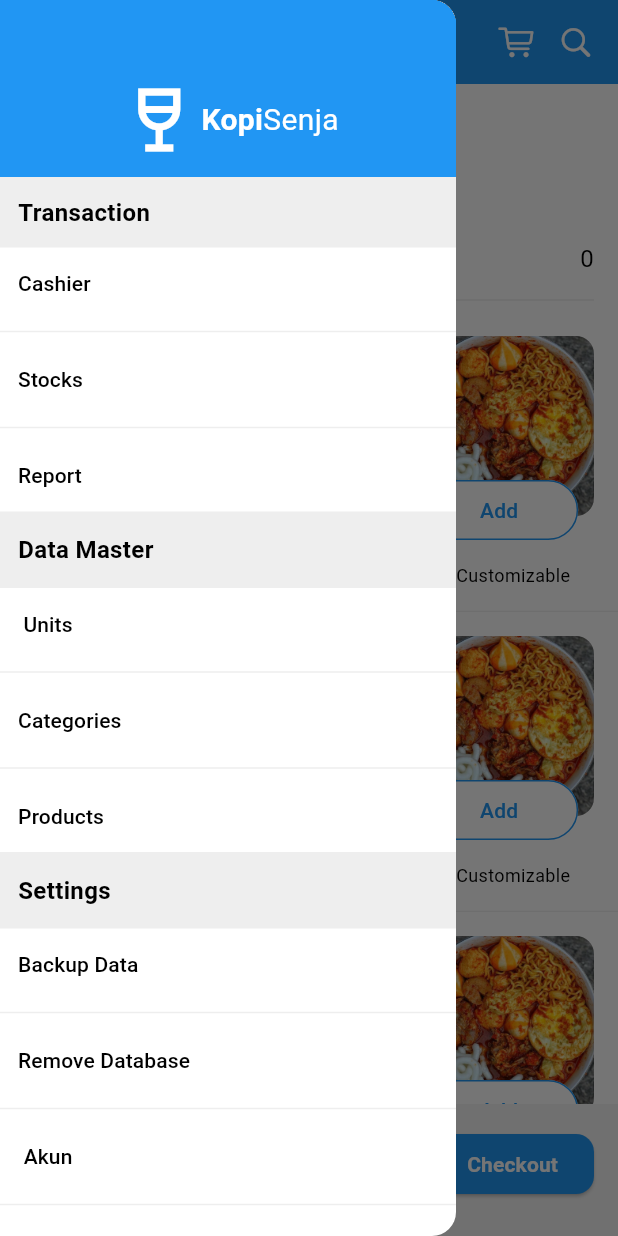
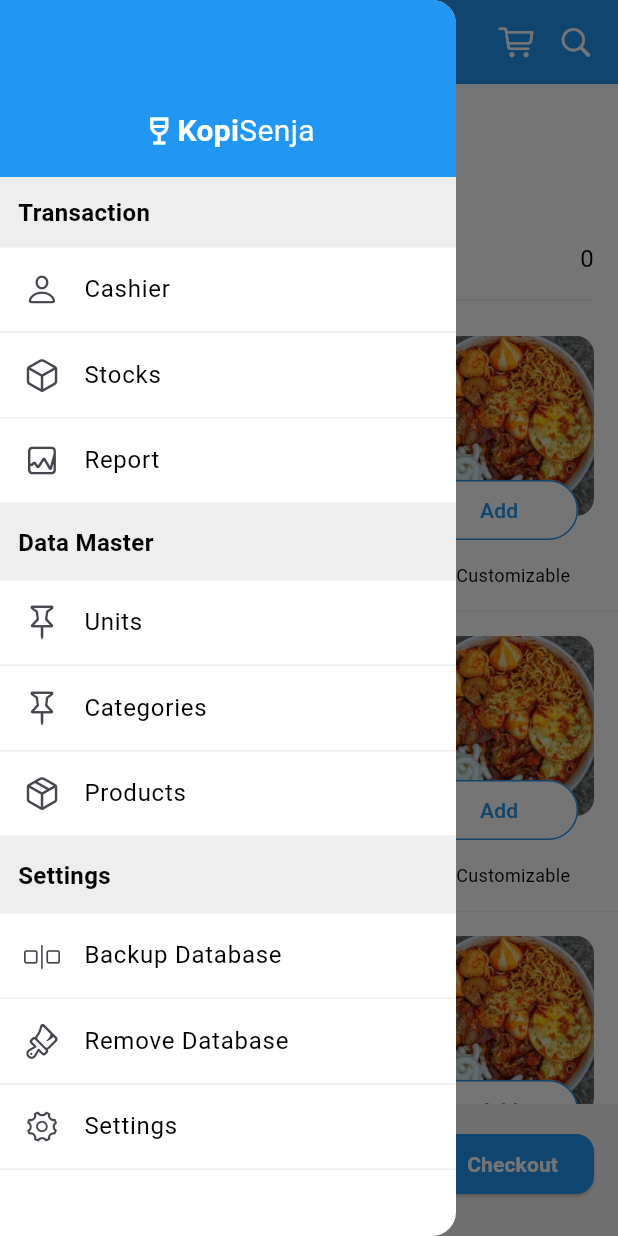
Before and after one commit to Saharoedin/Flutter-SQFLite, a Flutter app: the screen it shows after launch, with the side drawer open, on a phone screen of 412 x 824 dp. Run offline on Flutter 3.47's test engine with Material 3 defaults, Android fonts, the phone set to English and light mode, and no system bars; our stand-ins replace flutter_easyloading, get, sqflite; accounts and stored records are empty.

Commit message:
Update Drawer Custom

```diff
--- a/lib/app/widgets/drawer_custom.dart
+++ b/lib/app/widgets/drawer_custom.dart
@@ -1,3 +1,4 @@
+import 'package:flutter/cupertino.dart';
 import 'package:flutter/material.dart';
 import 'package:flutter_sqflite/app/data/helpers/db_helper.dart';
 import 'package:flutter_sqflite/app/routes/app_pages.dart';
@@ -16,14 +17,13 @@ class DrawerCustom extends StatelessWidget {
         crossAxisAlignment: CrossAxisAlignment.start,
         children: [
           Container(
-            padding: EdgeInsets.only(top: 52, bottom: 10),
+            padding: EdgeInsets.only(top: 73, bottom: 16),
             color: Colors.blue,
             child: Row(
               mainAxisAlignment: MainAxisAlignment.center,
               children: [
                 Icon(
                   Icons.wine_bar_outlined,
-                  size: 56,
                   color: Colors.white,
                 ),
                 Text(
@@ -47,12 +47,14 @@ class DrawerCustom extends StatelessWidget {
               ],
             ),
           ),
+          Expanded(
+            child: ListView(
+              shrinkWrap: true,
+              controller: ScrollController(),
+              children: [
                 Container(
                   width: Get.width,
-            padding: EdgeInsets.symmetric(
-              vertical: 12,
-              horizontal: 12,
-            ),
+                  padding: EdgeInsets.all(12),
                   color: Colors.grey.shade200,
                   child: Text(
                     'Transaction',
@@ -63,36 +65,57 @@ class DrawerCustom extends StatelessWidget {
                     ),
                   ),
                 ),
-          TextButton(
-            onPressed: () => Get.toNamed(Routes.CASHIER),
-            child: Text(
+                GestureDetector(
+                  onTap: () => Get.toNamed(Routes.CASHIER),
+                  child: ListTile(
+                    shape: Border(
+                      bottom: BorderSide(
+                        color: Colors.grey.shade200,
+                      ),
+                    ),
+                    contentPadding: EdgeInsets.only(left: 16),
+                    leading: Icon(CupertinoIcons.person),
+                    title: Text(
                       'Cashier',
                       style: TextStyle(
                         color: Colors.black,
                       ),
                     ),
                   ),
-          Divider(
+                ),
+                GestureDetector(
+                  onTap: () => Get.toNamed(Routes.STOCK),
+                  child: ListTile(
+                    shape: Border(
+                      bottom: BorderSide(
                         color: Colors.grey.shade200,
                       ),
-          TextButton(
-            onPressed: () => Get.toNamed(Routes.STOCK),
-            child: Text(
+                    ),
+                    contentPadding: EdgeInsets.only(left: 16),
+                    leading: Icon(CupertinoIcons.cube),
+                    title: Text(
                       'Stocks',
                       style: TextStyle(
                         color: Colors.black,
                       ),
                     ),
                   ),
-          Divider(
+                ),
+                GestureDetector(
+                  onTap: () => Get.toNamed(Routes.STOCK),
+                  child: ListTile(
+                    shape: Border(
+                      bottom: BorderSide(
                         color: Colors.grey.shade200,
                       ),
-          TextButton(
-            onPressed: () => Get.toNamed(Routes.REPORT),
-            child: Text(
+                    ),
+                    contentPadding: EdgeInsets.only(left: 16),
+                    leading: Icon(CupertinoIcons.graph_square),
+                    title: Text(
                       'Report',
                       style: TextStyle(
                         color: Colors.black,
+                      ),
                     ),
                   ),
                 ),
@@ -112,36 +135,57 @@ class DrawerCustom extends StatelessWidget {
                     ),
                   ),
                 ),
-          TextButton(
-            onPressed: () => Get.toNamed(Routes.UNIT),
-            child: Text(
+                GestureDetector(
+                  onTap: () => Get.toNamed(Routes.UNIT),
+                  child: ListTile(
+                    shape: Border(
+                      bottom: BorderSide(
+                        color: Colors.grey.shade200,
+                      ),
+                    ),
+                    contentPadding: EdgeInsets.only(left: 16),
+                    leading: Icon(CupertinoIcons.pin),
+                    title: Text(
                       'Units',
                       style: TextStyle(
                         color: Colors.black,
                       ),
                     ),
                   ),
-          Divider(
+                ),
+                GestureDetector(
+                  onTap: () => Get.toNamed(Routes.UNIT),
+                  child: ListTile(
+                    shape: Border(
+                      bottom: BorderSide(
                         color: Colors.grey.shade200,
                       ),
-          TextButton(
-            onPressed: () => Get.toNamed(Routes.CATEGORY),
-            child: Text(
+                    ),
+                    contentPadding: EdgeInsets.only(left: 16),
+                    leading: Icon(CupertinoIcons.pin),
+                    title: Text(
                       'Categories',
                       style: TextStyle(
                         color: Colors.black,
                       ),
                     ),
                   ),
-          Divider(
+                ),
+                GestureDetector(
+                  onTap: () => Get.toNamed(Routes.UNIT),
+                  child: ListTile(
+                    shape: Border(
+                      bottom: BorderSide(
                         color: Colors.grey.shade200,
                       ),
-          TextButton(
-            onPressed: () => Get.toNamed(Routes.PRODUCT),
-            child: Text(
+                    ),
+                    contentPadding: EdgeInsets.only(left: 16),
+                    leading: Icon(CupertinoIcons.cube_box),
+                    title: Text(
                       'Products',
                       style: TextStyle(
                         color: Colors.black,
+                      ),
                     ),
                   ),
                 ),
@@ -161,45 +205,62 @@ class DrawerCustom extends StatelessWidget {
                     ),
                   ),
                 ),
-          TextButton(
-            onPressed: () {
-              //
-            },
-            child: Text(
-              'Backup Data',
+                GestureDetector(
+                  onTap: () => Get.toNamed(Routes.UNIT),
+                  child: ListTile(
+                    shape: Border(
+                      bottom: BorderSide(
+                        color: Colors.grey.shade200,
+                      ),
+                    ),
+                    contentPadding: EdgeInsets.only(left: 16),
+                    leading: Icon(CupertinoIcons.square_line_vertical_square),
+                    title: Text(
+                      'Backup Database',
                       style: TextStyle(
                         color: Colors.black,
                       ),
                     ),
                   ),
-          Divider(
+                ),
+                GestureDetector(
+                  onTap: () => Get.toNamed(Routes.UNIT),
+                  child: ListTile(
+                    shape: Border(
+                      bottom: BorderSide(
                         color: Colors.grey.shade200,
                       ),
-          TextButton(
-            onPressed: () {
-              DbHelper().removeDatabase();
-            },
-            child: Text(
+                    ),
+                    contentPadding: EdgeInsets.only(left: 16),
+                    leading: Icon(CupertinoIcons.paintbrush),
+                    title: Text(
                       'Remove Database',
                       style: TextStyle(
                         color: Colors.black,
                       ),
                     ),
                   ),
-          Divider(
+                ),
+                GestureDetector(
+                  onTap: () => Get.toNamed(Routes.UNIT),
+                  child: ListTile(
+                    shape: Border(
+                      bottom: BorderSide(
                         color: Colors.grey.shade200,
                       ),
-          TextButton(
-            onPressed: () => Get.toNamed(Routes.ACCOUNT),
-            child: Text(
-              'Akun',
+                    ),
+                    contentPadding: EdgeInsets.only(left: 16),
+                    leading: Icon(CupertinoIcons.gear),
+                    title: Text(
+                      'Settings',
                       style: TextStyle(
                         color: Colors.black,
                       ),
                     ),
                   ),
-          Divider(
-            color: Colors.grey.shade200,
+                ),
+              ],
+            ),
           ),
         ],
       ),
```
Lines whose indentation alone changed are shown as unchanged.
